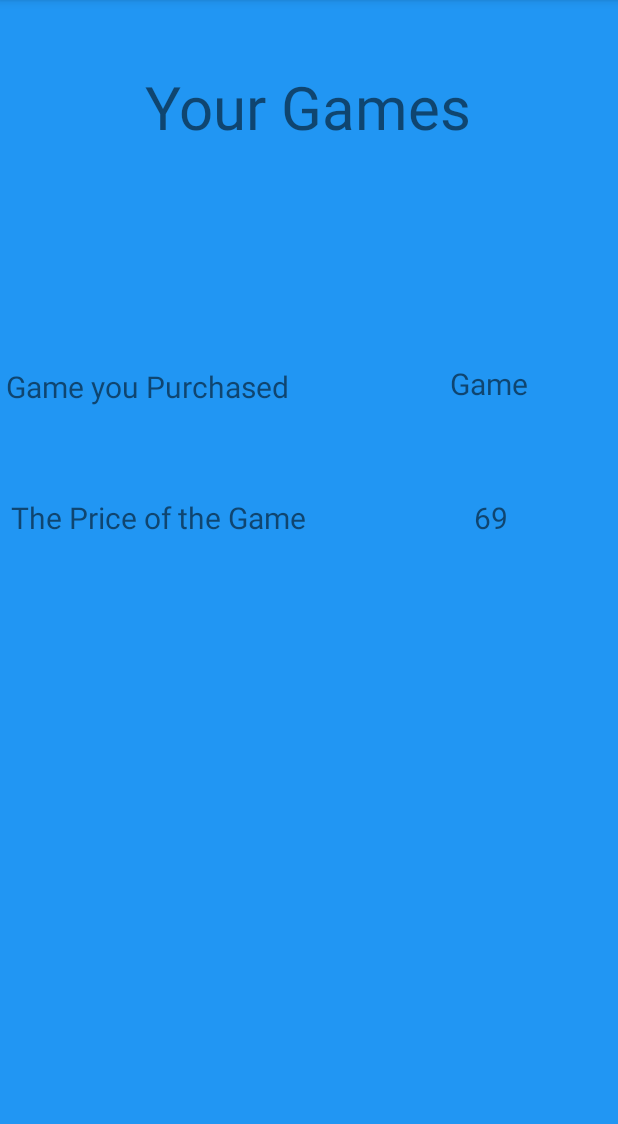
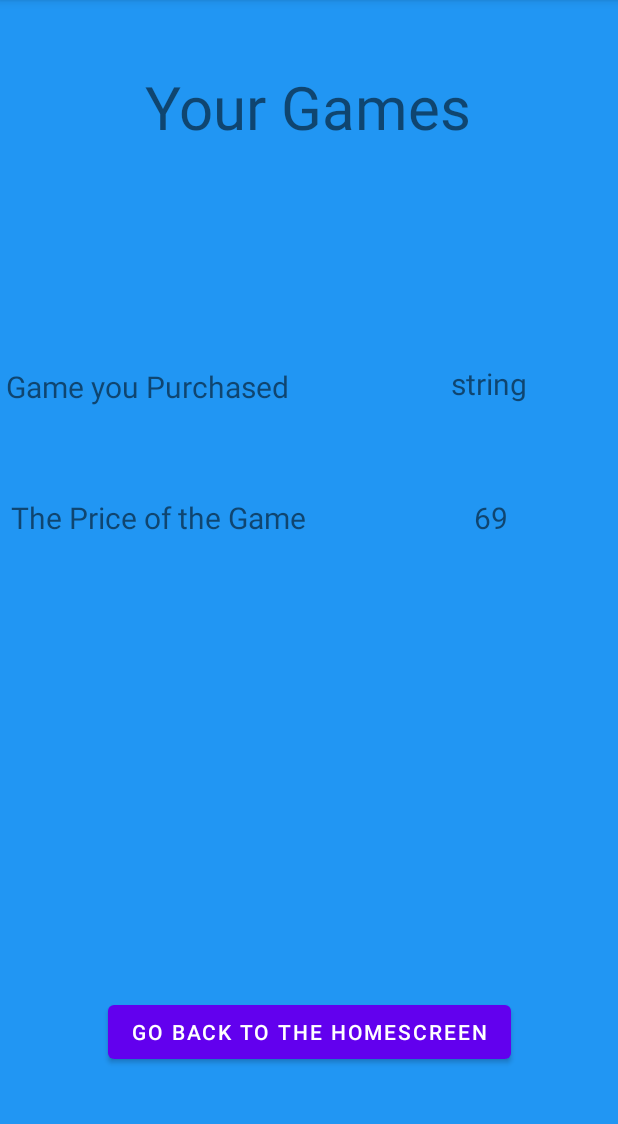
Before and after one commit to HelloWorldtyp/Steam-Games-Updated, an Android app: the Games screen opened directly, with no data from a screen before it, on a phone screen of 412 x 824 dp, the part 84-1208 px from its top. Run offline under Robolectric (Android 15) with nearby library versions, the light colour scheme and no system bars.

Commit message:
Steam Games App Complete

```diff
--- a/app/src/main/java/com/example/steamgamesapp/Games.java
+++ b/app/src/main/java/com/example/steamgamesapp/Games.java
@@ -1,7 +1,10 @@
 package com.example.steamgamesapp;
 
+import android.content.Intent;
 import android.content.SharedPreferences;
 import android.os.Bundle;
+import android.view.View;
+import android.widget.Button;
 import android.widget.TextView;
 
 import androidx.appcompat.app.AppCompatActivity;
@@ -10,6 +13,7 @@ public class Games extends AppCompatActivity {
 
     private int newPrice;
     private String newGame;
+    Button homeScreenButton;
     TextView games;
     TextView price;
 
@@ -20,13 +24,24 @@ public class Games extends AppCompatActivity {
 
         games = findViewById(R.id.theGame);
         price = findViewById(R.id.thePrice);
+        homeScreenButton = findViewById(R.id.homeScreenButton);
+
+        homeScreenButton.setOnClickListener(new View.OnClickListener() {
+            @Override
+            public void onClick(View view) {
+                Intent m = new Intent(getApplicationContext(), MainActivity.class);
+                startActivity(m);
+            }
+        });
 
     }
+
+
 
     private void updateGames(){
         SharedPreferences sp = getSharedPreferences("shared", MODE_PRIVATE);
         newPrice = sp.getInt("new price", 69);
-        newGame = sp.getString("new games", "Game");
+        newGame = sp.getString("new game", "Game");
         games.setText(newGame + "");
         price.setText(newPrice + "");
 //
--- a/app/src/main/res/layout/action_games.xml
+++ b/app/src/main/res/layout/action_games.xml
@@ -3,7 +3,8 @@
     xmlns:app="http://schemas.android.com/apk/res-auto"
     xmlns:tools="http://schemas.android.com/tools"
     android:layout_width="match_parent"
-    android:layout_height="match_parent">
+    android:layout_height="match_parent"
+    android:background="#2196F3">
 
     <TextView
         android:id="@+id/textView7"
--- a/app/src/main/res/layout/activity_main.xml
+++ b/app/src/main/res/layout/activity_main.xml
@@ -35,7 +35,7 @@
         android:layout_width="wrap_content"
         android:layout_height="wrap_content"
         android:layout_marginTop="192dp"
-        android:text="Pick the Genre"
+        android:text="Pick a Genre"
         android:textSize="30sp"
         android:textStyle="bold"
         app:layout_constraintEnd_toEndOf="parent"
--- a/app/src/main/res/layout/boomer.xml
+++ b/app/src/main/res/layout/boomer.xml
@@ -3,7 +3,8 @@
     xmlns:app="http://schemas.android.com/apk/res-auto"
     xmlns:tools="http://schemas.android.com/tools"
     android:layout_width="match_parent"
-    android:layout_height="match_parent">
+    android:layout_height="match_parent"
+    android:background="#2196F3">
 
     <TextView
         android:id="@+id/textView7"
--- a/app/src/main/res/layout/games.xml
+++ b/app/src/main/res/layout/games.xml
@@ -64,4 +64,14 @@
         app:layout_constraintHorizontal_bias="0.059"
         app:layout_constraintStart_toStartOf="parent"
         app:layout_constraintTop_toBottomOf="@+id/textView19" />
+
+    <Button
+        android:id="@+id/homeScreenButton"
+        android:layout_width="wrap_content"
+        android:layout_height="wrap_content"
+        android:layout_marginBottom="56dp"
+        android:text="Go Back to the Homescreen"
+        app:layout_constraintBottom_toBottomOf="parent"
+        app:layout_constraintEnd_toEndOf="parent"
+        app:layout_constraintStart_toStartOf="parent" />
 </androidx.constraintlayout.widget.ConstraintLayout>
--- a/app/src/main/res/layout/platformers.xml
+++ b/app/src/main/res/layout/platformers.xml
@@ -3,7 +3,8 @@
     xmlns:app="http://schemas.android.com/apk/res-auto"
     xmlns:tools="http://schemas.android.com/tools"
     android:layout_width="match_parent"
-    android:layout_height="match_parent">
+    android:layout_height="match_parent"
+    android:background="#2196F3">
 
     <TextView
         android:id="@+id/textView7"
--- a/app/src/main/res/layout/racing.xml
+++ b/app/src/main/res/layout/racing.xml
@@ -3,7 +3,8 @@
     xmlns:app="http://schemas.android.com/apk/res-auto"
     xmlns:tools="http://schemas.android.com/tools"
     android:layout_width="match_parent"
-    android:layout_height="match_parent">
+    android:layout_height="match_parent"
+    android:background="#2196F3">
 
     <TextView
         android:id="@+id/textView7"
```
Also changed, not shown: app/src/main/java/com/example/steamgamesapp/Buying.java (+13 -6 lines).
